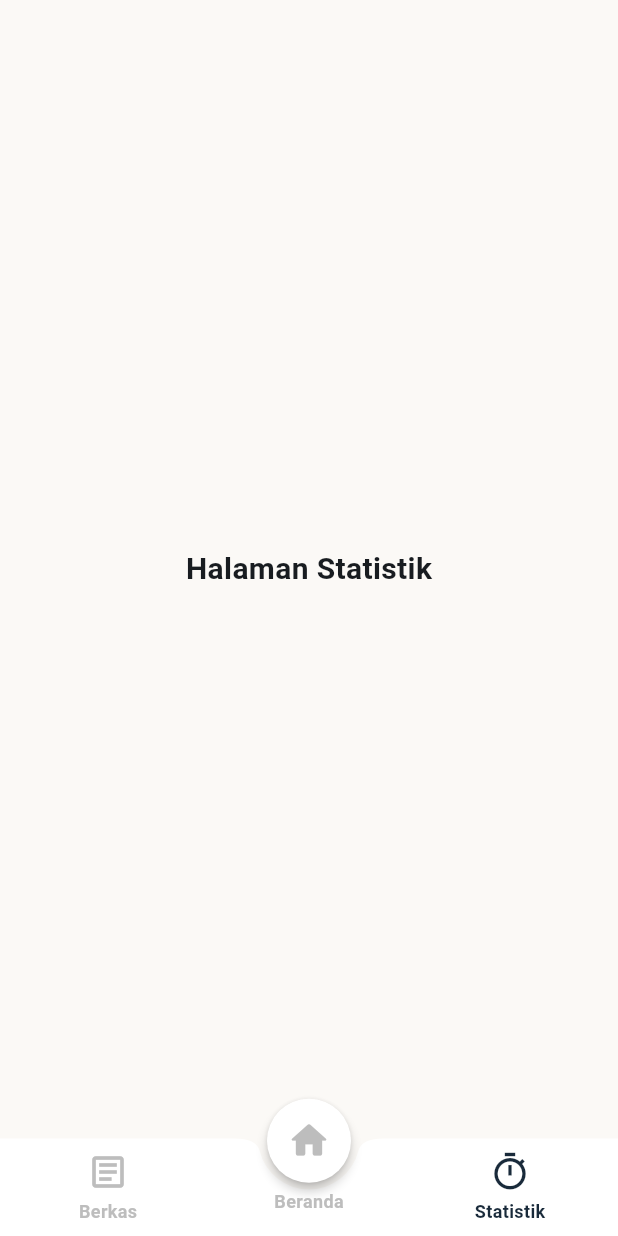
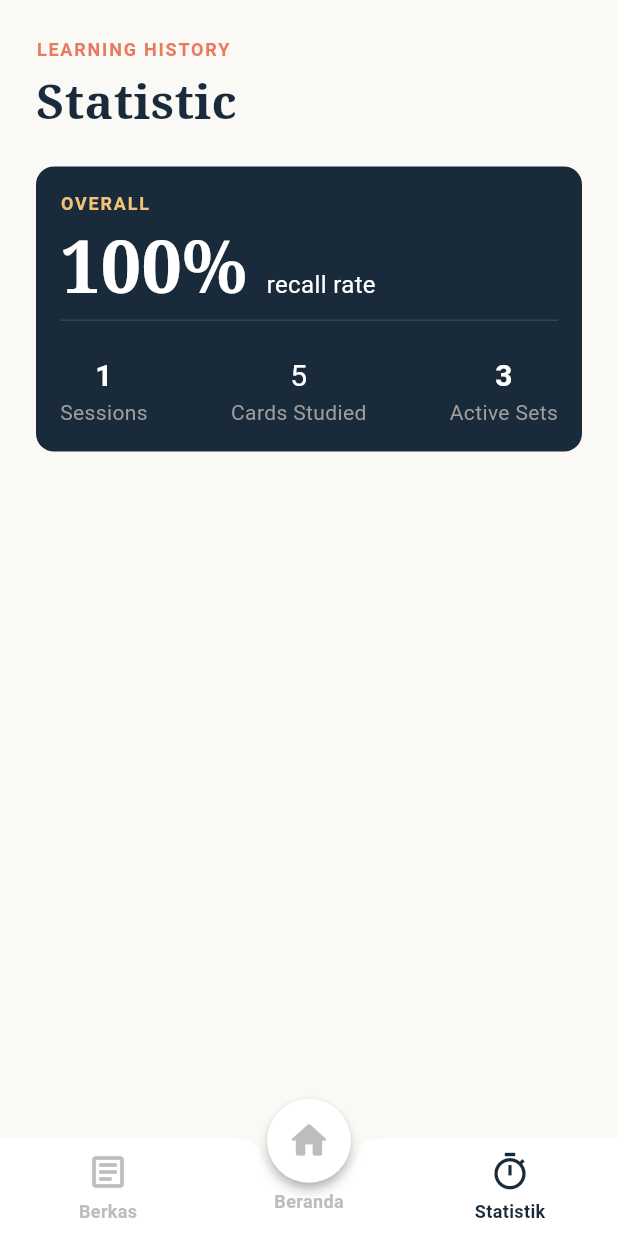
Before and after one commit to Ahmadmapple/Flashmind, a Flutter app: the screen it shows after launch, after a tap on "Berkas", after a tap on "Statistik", on a phone screen of 412 x 824 dp. Run offline on Flutter 3.47's test engine with Material 3 defaults, Android fonts, the phone set to English and light mode, and no system bars.

Commit message:
membuat card dan judul untuk halaman statistik

```diff
--- a/lib/main.dart
+++ b/lib/main.dart
@@ -1,4 +1,6 @@
 import 'package:flutter/material.dart';
+
+import 'statistic_page.dart';
 
 void main() {
   runApp(const FlashMindApp());
@@ -142,9 +144,11 @@ class _MainPageState extends State<MainPage> {
       backgroundColor: const Color(0xFFFBF9F6),
       body: _selectedIndex == 1
           ? const _HomeView()
-          : Center(
+          : _selectedIndex == 2
+          ? const StatisticPage()
+          : const Center(
               child: Text(
-                _selectedIndex == 0 ? 'Halaman Berkas' : 'Halaman Statistik',
+                'Halaman Berkas',
                 style: const TextStyle(
                   fontSize: 20,
                   fontWeight: FontWeight.bold,
--- /dev/null
+++ b/lib/statistic_page.dart
@@ -0,0 +1,153 @@
+import 'package:flutter/material.dart';
+
+class StatisticPage extends StatelessWidget {
+  const StatisticPage({super.key});
+
+  @override
+  Widget build(BuildContext context) {
+    return SafeArea(
+      child: SingleChildScrollView(
+        padding: const EdgeInsets.all(24.0),
+        child: Column(
+          crossAxisAlignment: CrossAxisAlignment.start,
+          children: [
+            Text(
+              'LEARNING HISTORY',
+              style: TextStyle(
+                fontSize: 12,
+                fontWeight: FontWeight.bold,
+                color: Color(0xFFE87A5D),
+                letterSpacing: 1.2,
+              ),
+            ),
+            SizedBox(height: 4),
+            Text(
+              'Statistic',
+              style: TextStyle(
+                fontSize: 32,
+                fontWeight: FontWeight.bold,
+                fontFamily: 'serif',
+                color: Color(0xFF192A3A),
+              ),
+            ),
+            SizedBox(height: 20,),
+            Container(
+              width: double.infinity,
+              padding: EdgeInsets.all(16),
+              decoration: BoxDecoration(
+                color: const Color(0xFF192A3A),
+                borderRadius: BorderRadius.circular(12),
+              ),
+              child: Column(
+                crossAxisAlignment: CrossAxisAlignment.start,
+                children: [
+                  Text(
+                    'OVERALL',
+                    style: TextStyle(
+                      fontSize: 12,
+                      fontWeight: FontWeight.bold,
+                      letterSpacing: 1.2,
+                      color: const Color(0xFFF3C279),
+                    ),
+                  ),
+                  Text.rich(
+                    TextSpan(
+                      children: [
+                        TextSpan(
+                          text: '100% ',
+                          style: TextStyle(
+                            color: Colors.white,
+                            fontWeight: FontWeight.bold,
+                            fontSize: 48,
+                            fontFamily: 'serif',
+                          ),
+                        ),
+                        TextSpan(
+                          text: 'recall rate',
+                          style: TextStyle(color: Colors.white, fontSize: 16),
+                        ),
+                      ],
+                    ),
+                  ),
+                  Container(
+                    width: double.infinity,
+                    height: 1,
+                    color: Color(0xFF2C455E),
+                  ),
+                  SizedBox(height: 22,),
+                  Row(
+                    mainAxisAlignment: MainAxisAlignment.spaceBetween,
+                    children: [
+                      Container(
+                        child: Column(
+                          children: [
+                            Text(
+                              '1',
+                              style: TextStyle(
+                                color: Colors.white,
+                                fontWeight: FontWeight.bold,
+                                fontSize: 20,
+                              ),
+                            ),
+                            Text(
+                              'Sessions',
+                              style: TextStyle(
+                                color: Colors.grey,
+                                fontSize: 14,
+                              ),
+                            ),
+                          ],
+                        ),
+                      ),
+                      Container(
+                        child: Column(
+                          children: [
+                            Text(
+                              '5',
+                              style: TextStyle(
+                                color: Colors.white,
+                                fontSize: 20,
+                              ),
+                            ),
+                            Text(
+                              'Cards Studied',
+                              style: TextStyle(
+                                color: Colors.grey,
+                                fontSize: 14,
+                              ),
+                            ),
+                          ],
+                        ),
+                      ),
+                      Container(
+                        child: Column(
+                          children: [
+                            Text(
+                              '3',
+                              style: TextStyle(
+                                color: Colors.white,
+                                fontWeight: FontWeight.bold,
+                                fontSize: 20,
+                              ),
+                            ),
+                            Text(
+                              'Active Sets',
+                              style: TextStyle(
+                                color: Colors.grey,
+                                fontSize: 14,
+                              ),
+                            ),
+                          ],
+                        ),
+                      ),
+                    ],
+                  ),
+                ],
+              ),
+            ),
+          ],
+        ),
+      ),
+    );
+  }
+}
```
